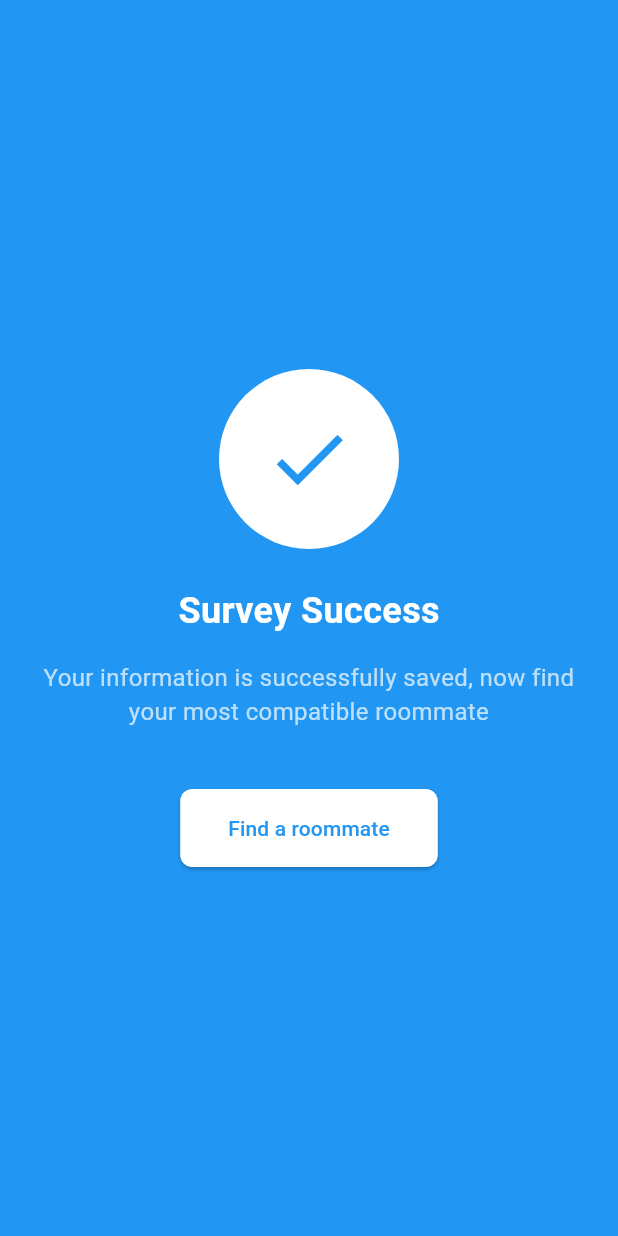
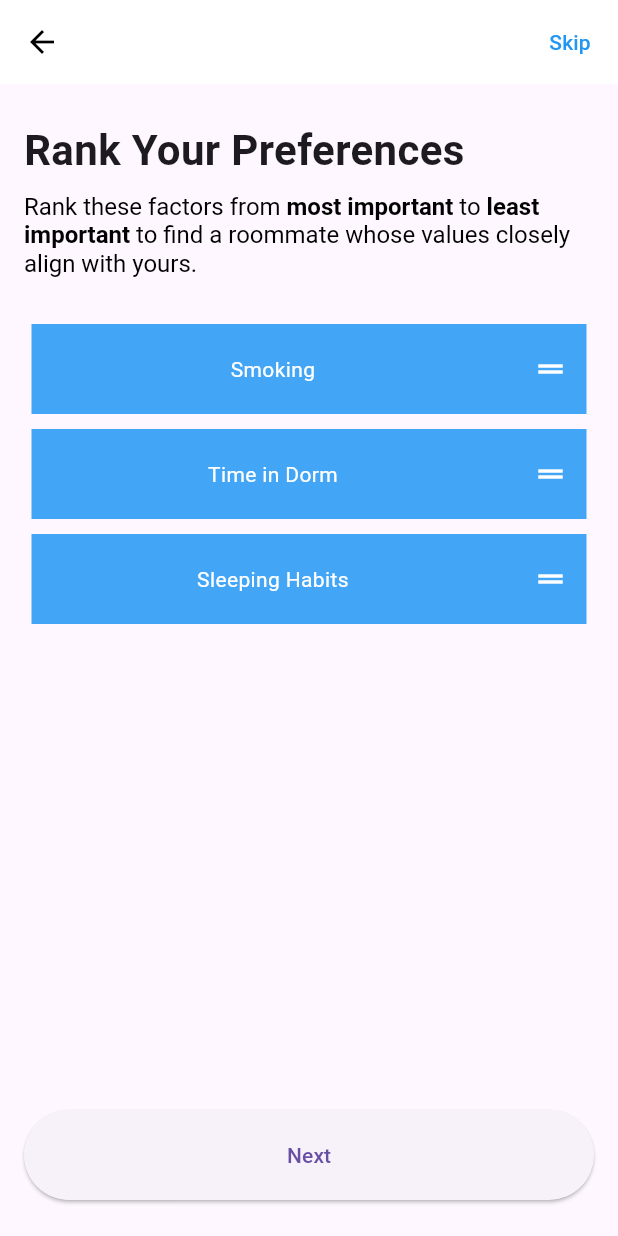
Before and after one commit to lwamzeche/Roommate_Matching, a Flutter app: the Nationality screen opened directly with empty values, after a tap on "Next", on a phone screen of 412 x 824 dp. Run offline on Flutter 3.47's test engine with Material 3 defaults, Android fonts, the phone set to English and light mode, and no system bars; our stand-ins replace cloud_firestore, firebase_auth, firebase_core, flutter_swiper_null_safety, image_picker; accounts and stored records are empty.

Commit message:
rank preferences was added before surveysuccess screen,needs to be added in myprofile later as well

```diff
--- a/lib/UI/gaming_habit.dart
+++ b/lib/UI/gaming_habit.dart
@@ -120,6 +120,9 @@ class _GamingHabitsState extends State<GamingHabit> {
               alignment: Alignment.bottomCenter,
               child: ElevatedButton(
                 onPressed: () {
+                if (widget.currentUser?.uid != null) {
+                  FirestoreService.updateUserData(widget.currentUser.uid, "roommatePreferenceGaming", _selectedHabit ?? 'Non-gamer');
+                }
                   Navigator.of(context).push(
                     MaterialPageRoute(builder: (context) => TimeInDorm(currentUser: widget.currentUser)),
                   );
--- a/lib/UI/nationality.dart
+++ b/lib/UI/nationality.dart
@@ -3,6 +3,8 @@ import 'package:flutter/material.dart';
 import 'package:roomie_project/UI/survey_success.dart';
 import 'package:firebase_auth/firebase_auth.dart';
 import './firestore_service.dart';
+import 'ranking_values.dart';
+
 class Nationality extends StatefulWidget {
   final User currentUser;
   Nationality({required this.currentUser});
@@ -61,7 +63,7 @@ class _NationalityState extends State<Nationality> {
             onPressed: () {
               Navigator.of(context).push(
                 MaterialPageRoute(
-                    builder: (context) => SurveySuccessScreen(currentUser: widget.currentUser)),
+                    builder: (context) => ReorderablePage(currentUser: widget.currentUser)),
               );
             },
             child: Text('Skip', style: TextStyle(color: Colors.black)),
@@ -118,7 +120,7 @@ class _NationalityState extends State<Nationality> {
                   };
                   Navigator.of(context).push(
                     MaterialPageRoute(
-                        builder: (context) => SurveySuccessScreen(currentUser: widget.currentUser)),
+                        builder: (context) => ReorderablePage(currentUser: widget.currentUser)),
                   );
                 },
                 style: ElevatedButton.styleFrom(
--- /dev/null
+++ b/lib/UI/ranking_values.dart
@@ -0,0 +1,158 @@
+import 'package:flutter/material.dart';
+import 'package:firebase_auth/firebase_auth.dart';
+import 'package:cloud_firestore/cloud_firestore.dart';
+import 'package:roomie_project/UI/survey_success.dart';
+import './firestore_service.dart';
+
+class ReorderablePage extends StatefulWidget {
+  final User currentUser;
+  ReorderablePage({required this.currentUser});
+
+  @override
+  _ReorderablePageState createState() => _ReorderablePageState();
+}
+
+
+class _ReorderablePageState extends State<ReorderablePage> {
+  final List<String> _factors = ['Smoking', 'Time in Dorm', 'Sleeping Habits'];
+
+  @override
+  Widget build(BuildContext context) {
+    return Scaffold(
+     appBar: AppBar(
+        backgroundColor: Colors.white,
+        elevation: 0,
+        leading: IconButton(
+          icon: Icon(Icons.arrow_back, color: Colors.black),
+          onPressed: () => Navigator.of(context).pop(),
+        ),
+        actions: <Widget>[
+          TextButton(
+            onPressed: () {
+              // TODO: Implement skip functionality
+              Navigator.of(context).push(
+                MaterialPageRoute(builder: (context) => SurveySuccessScreen(currentUser: widget.currentUser)),
+              );
+            },
+            child: Text(
+              'Skip',
+              style: TextStyle(color: Colors.blue),
+            ),
+          )
+        ],
+      ),
+      body: Padding(
+        padding: EdgeInsets.symmetric(horizontal: 16.0, vertical: 24.0),
+        child: Column(
+          crossAxisAlignment: CrossAxisAlignment.start,
+          children: [
+            Text(
+              'Rank Your Preferences',
+              style: TextStyle(
+                fontSize: 28.0,
+                fontWeight: FontWeight.bold,
+              ),
+            ),
+            SizedBox(height: 8.0),
+            RichText(
+            text: TextSpan(
+                style: TextStyle(fontSize: 16.0, color: Colors.black), // default style
+                children: <TextSpan>[
+                TextSpan(text: 'Rank these factors from '),
+                TextSpan(text: 'most important', style: TextStyle(fontWeight: FontWeight.bold)),
+                TextSpan(text: ' to '),
+                TextSpan(text: 'least important', style: TextStyle(fontWeight: FontWeight.bold)),
+                TextSpan(text: ' to find a roommate whose values closely align with yours.'),
+                ],
+            ),
+            ),
+            SizedBox(height: 16.0),
+            // Text(
+            //   'Most Important Factor',
+            //   style: TextStyle(
+            //     fontSize: 20.0,
+            //     fontWeight: FontWeight.bold,
+            //   ),
+            // ),
+            Expanded(
+              child: ReorderableListView(
+                padding: const EdgeInsets.symmetric(vertical: 10),
+                children: <Widget>[
+                  for (int index = 0; index < _factors.length; index++)
+                    _buildReorderableItem(_factors[index], index),
+                ],
+                onReorder: (int oldIndex, int newIndex) {
+                  setState(() {
+                    if (oldIndex < newIndex) {
+                      newIndex -= 1;
+                    }
+                    final String item = _factors.removeAt(oldIndex);
+                    _factors.insert(newIndex, item);
+                  });
+                },
+              ),
+            ),
+            // Text(
+            //   'Least Important Factor',
+            //   style: TextStyle(
+            //     fontSize: 20.0,
+            //     fontWeight: FontWeight.bold,
+            //   ),
+            // ),
+            Align(
+              alignment: Alignment.bottomCenter,
+              child: ElevatedButton(
+                onPressed: () => _saveRankingToFirestore(),
+                style: ElevatedButton.styleFrom(
+                  minimumSize: Size(double.infinity, 60), // Width and height
+                ),
+                child: Text('Next'),
+              ),
+            ),
+          ],
+        ),
+      ),
+    );
+  }
+
+  Widget _buildReorderableItem(String factor, int index) {
+    return Container(
+      key: Key('$factor-$index'), // Unique key for the item
+      height: 60,
+      margin: const EdgeInsets.all(5),
+      color: Colors.blue[400],
+      child: Row(
+        children: [
+          Expanded(
+            child: Text(
+              factor,
+              style: TextStyle(color: Colors.white),
+              textAlign: TextAlign.center,
+            ),
+          ),
+          // Drag handle
+          ReorderableDragStartListener(
+            index: index,
+            child: Padding(
+              padding: EdgeInsets.symmetric(horizontal: 12.0),
+              child: Icon(Icons.drag_handle, color: Colors.white),
+            ),
+          ),
+        ],
+      ),
+    );
+  }
+
+  void _saveRankingToFirestore() async {
+    try {
+      FirebaseFirestore.instance.collection('userProfiles').doc(widget.currentUser.uid).set({
+        'RankingArray': _factors,
+      }, SetOptions(merge: true));
+      Navigator.of(context).push(
+        MaterialPageRoute(builder: (context) => SurveySuccessScreen(currentUser: widget.currentUser)),
+      );
+    } catch (e) {
+      print(e); // Log the error
+    }
+  }
+}
```
